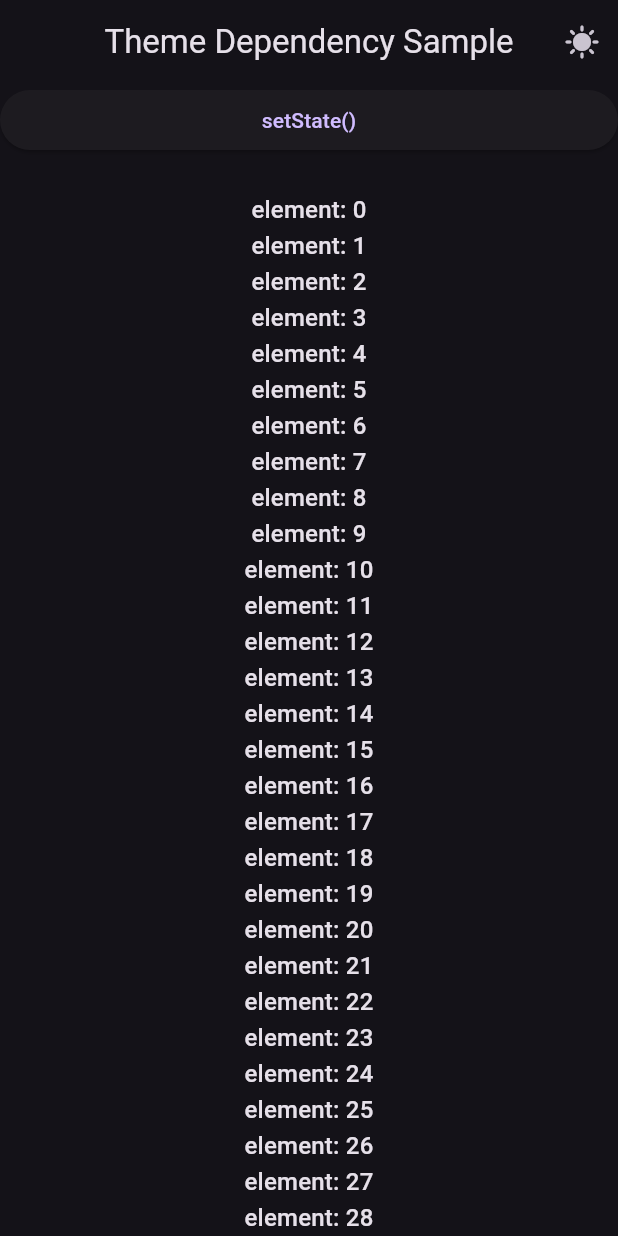
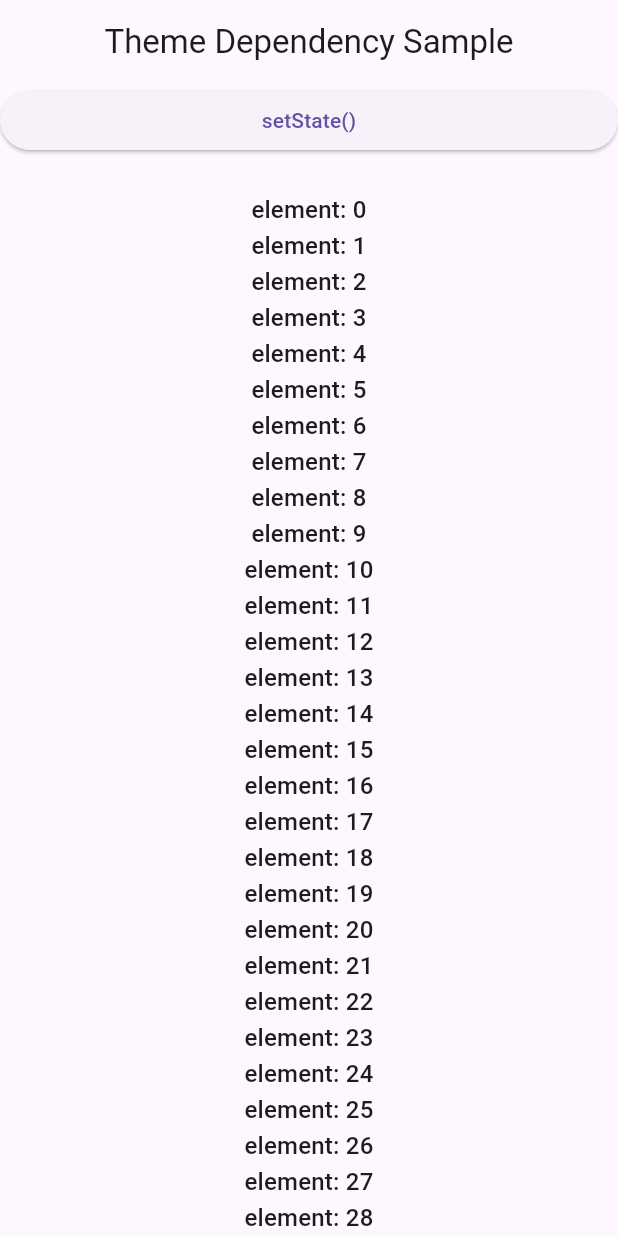
Before and after one commit to mrkim0425/simple_welding_calcullator, a Flutter app: the screen it shows after launch, on a phone screen of 412 x 824 dp. Run offline on Flutter 3.47's test engine with Material 3 defaults, Android fonts, the light colour scheme and no system bars.

Commit message:
Update: update Minimum Reproducible Example (v1.0.2, without ValueNotifier)

```diff
--- a/lib/home.dart
+++ b/lib/home.dart
@@ -1,5 +1,4 @@
 import 'package:flutter/material.dart';
-import 'package:simple_welding_calcullator/main.dart';
 
 class HomePage extends StatefulWidget {
   const HomePage({super.key});
@@ -9,19 +8,8 @@ class HomePage extends StatefulWidget {
 }
 
 class _HomePageState extends State<HomePage> {
-  AppBar _appBar() => AppBar(
-          title: const Text('Theme Dependency Sample'),
-          centerTitle: true,
-          actions: [
-            ValueListenableBuilder(
-                valueListenable: isDark,
-                builder: (context, value, _) => IconButton(
-                      onPressed: changeTheme,
-                      icon: value
-                          ? const Icon(Icons.sunny)
-                          : const Icon(Icons.nightlight_round_outlined),
-                    ))
-          ]);
+  AppBar _appBar() =>
+      AppBar(title: const Text('Theme Dependency Sample'), centerTitle: true);
 
   @override
   Widget build(BuildContext originalContext) {
--- a/lib/main.dart
+++ b/lib/main.dart
@@ -1,11 +1,5 @@
 import 'package:flutter/material.dart';
 import 'package:simple_welding_calcullator/home.dart';
-
-final isDark = ValueNotifier(true);
-
-void changeTheme() {
-  isDark.value = !isDark.value;
-}
 
 void main() {
   runApp(const MyApp());
@@ -16,16 +10,11 @@ class MyApp extends StatelessWidget {
 
   @override
   Widget build(BuildContext context) {
-    return ValueListenableBuilder(
-        valueListenable: isDark,
-        builder: (context, value, _) {
     return MaterialApp(
       debugShowCheckedModeBanner: false,
-            themeMode: value ? ThemeMode.dark : ThemeMode.light,
       darkTheme: ThemeData.dark(),
       theme: ThemeData.light(),
       home: const HomePage(),
     );
-        });
   }
 }
--- a/pubspec.yaml
+++ b/pubspec.yaml
@@ -2,7 +2,7 @@ name: simple_welding_calcullator
 description: "A new Flutter project."
 publish_to: 'none'
 
-version: 1.0.1+1
+version: 1.0.2+3
 
 environment:
   sdk: '>=3.3.2 <4.0.0'
```
Also changed, not shown: 2 other files. Lines whose indentation alone changed are shown as unchanged.
